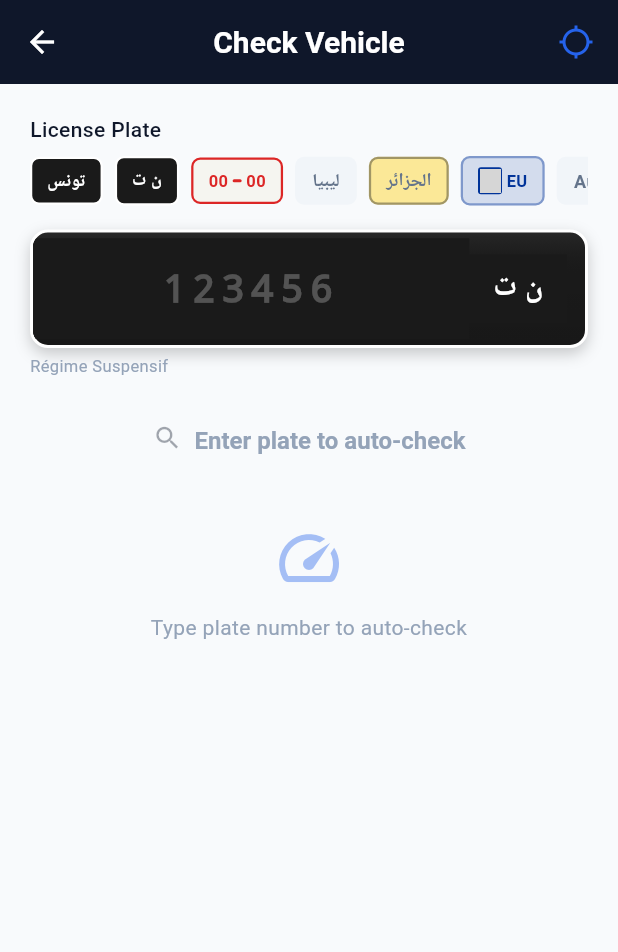
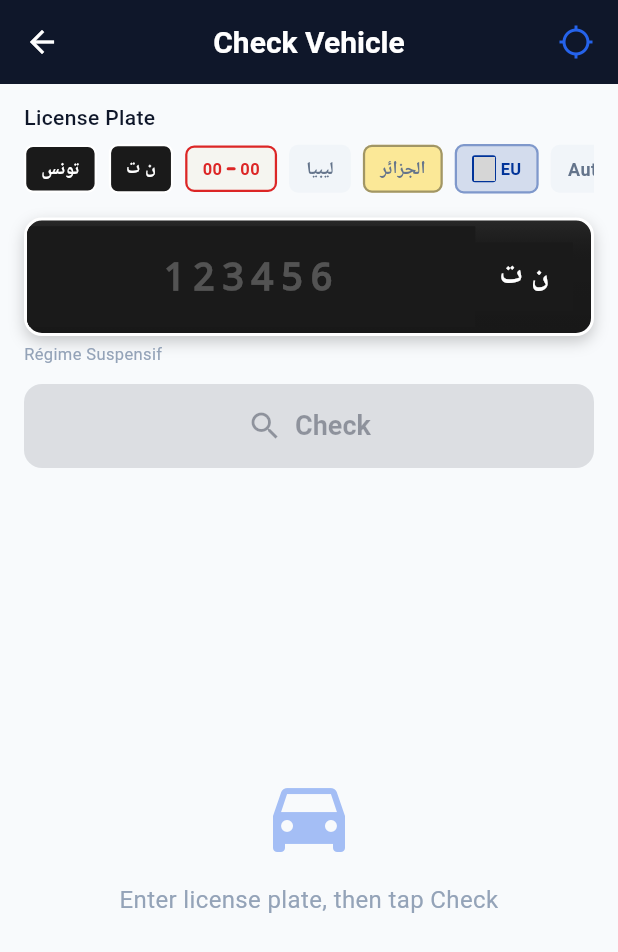
Before and after one commit to benayed0/parkup_agent, a Flutter app: the CheckVehiclePage screen opened by its route, after a tap on "ن ت", on a phone screen of 412 x 824 dp. Shown: the top 952 px of the screen. Run offline on Flutter 3.47's test engine with Material 3 defaults, Android fonts, the light colour scheme and no system bars; our stand-ins replace dio, flutter_map, geolocator, latlong2, shared_preferences; accounts and stored records are empty; grey boxes are pictures that could not be loaded.

Commit message:
Enhance location service and UI responsiveness; add login check and improve status badge

```diff
--- a/lib/core/services/location_service.dart
+++ b/lib/core/services/location_service.dart
@@ -74,7 +74,7 @@ class LocationService {
       final position = await Geolocator.getCurrentPosition(
         locationSettings: LocationSettings(
           accuracy: highAccuracy ? LocationAccuracy.high : LocationAccuracy.low,
-          timeLimit: const Duration(seconds: 5),
+          timeLimit: const Duration(seconds: 15),
         ),
       );
 
@@ -84,7 +84,21 @@ class LocationService {
       );
       _lastUpdate = DateTime.now();
     } catch (e) {
-      // Silent fail - keep using cached position
+      // Try to get last known position as fallback
+      if (_cachedPosition == null) {
+        try {
+          final lastKnown = await Geolocator.getLastKnownPosition();
+          if (lastKnown != null) {
+            _cachedPosition = models.Position(
+              longitude: lastKnown.longitude,
+              latitude: lastKnown.latitude,
+            );
+            _lastUpdate = DateTime.now();
+          }
+        } catch (_) {
+          // Ignore
+        }
+      }
     }
   }
 
--- a/lib/features/check_vehicle/presentation/pages/check_vehicle_page.dart
+++ b/lib/features/check_vehicle/presentation/pages/check_vehicle_page.dart
@@ -38,14 +38,18 @@ class _CheckVehiclePageState extends State<CheckVehiclePage> {
     super.dispose();
   }
 
-  void _initLocation() {
+  void _initLocation() async {
     _position = locationService.cachedPosition;
-    if (_position == null) {
-      locationService.getCurrentPosition().then((pos) {
+    if (_position != null) return;
+
+    // Try to get position, retry a few times in background
+    for (int i = 0; i < 5 && mounted && _position == null; i++) {
+      final pos = await locationService.getCurrentPosition();
       if (mounted && pos != null) {
         setState(() => _position = pos);
+        break;
       }
-      });
+      if (i < 4) await Future.delayed(const Duration(seconds: 2));
     }
   }
 
@@ -164,18 +168,38 @@ class _CheckVehiclePageState extends State<CheckVehiclePage> {
   }
 
   Future<void> _handleCreateTicket(TicketReason reason) async {
+    // Try to get position if not available
     if (_position == null) {
       ScaffoldMessenger.of(context).showSnackBar(
         const SnackBar(
-          content: Text('Waiting for GPS location...'),
+          content: Text('Getting GPS location...'),
           backgroundColor: AppColors.warning,
+          duration: Duration(seconds: 2),
         ),
       );
+
+      // Try to get position with retries
+      for (int i = 0; i < 3 && _position == null; i++) {
         final pos = await locationService.refreshPosition();
         if (pos != null && mounted) {
           setState(() => _position = pos);
+          break;
+        }
+        if (i < 2) await Future.delayed(const Duration(seconds: 1));
+      }
+
+      // If still no position, show error and abort
+      if (_position == null) {
+        if (mounted) {
+          ScaffoldMessenger.of(context).showSnackBar(
+            const SnackBar(
+              content: Text('Cannot get GPS location. Please try again.'),
+              backgroundColor: AppColors.error,
+            ),
+          );
         }
         return;
+      }
     }
 
     setState(() => _isCreatingTicket = true);
@@ -258,8 +282,8 @@ class _CheckVehiclePageState extends State<CheckVehiclePage> {
         ],
       ),
       body: SafeArea(
-        child: SingleChildScrollView(
-          padding: const EdgeInsets.all(20),
+        child: Padding(
+          padding: const EdgeInsets.symmetric(horizontal: 16, vertical: 12),
           child: Column(
             crossAxisAlignment: CrossAxisAlignment.stretch,
             children: [
@@ -271,52 +295,69 @@ class _CheckVehiclePageState extends State<CheckVehiclePage> {
                 label: 'License Plate',
               ),
 
-              const SizedBox(height: 16),
+              const SizedBox(height: 12),
 
               // Loading indicator or Check button
               if (_isLoading)
                 const Padding(
-                  padding: EdgeInsets.symmetric(vertical: 12),
+                  padding: EdgeInsets.symmetric(vertical: 16),
                   child: Center(
                     child: Row(
                       mainAxisSize: MainAxisSize.min,
                       children: [
                         SizedBox(
-                          width: 20,
-                          height: 20,
-                          child: CircularProgressIndicator(strokeWidth: 2),
+                          width: 32,
+                          height: 32,
+                          child: CircularProgressIndicator(strokeWidth: 3),
                         ),
-                        SizedBox(width: 12),
-                        Text('Checking...'),
+                        SizedBox(width: 16),
+                        Text(
+                          'Checking...',
+                          style: TextStyle(
+                            fontSize: 18,
+                            fontWeight: FontWeight.w500,
+                          ),
+                        ),
                       ],
                     ),
                   ),
                 )
               else if (_checkResult == null)
-                // Manual check button (fallback)
-                TextButton.icon(
+                // Manual check button - large and easy to tap
+                SizedBox(
+                  width: double.infinity,
+                  height: 56,
+                  child: ElevatedButton.icon(
                     onPressed: _isPlateValid ? _handleManualCheck : null,
-                  icon: const Icon(Icons.search, size: 20),
-                  label: Text(
-                    _isPlateValid ? 'Check Now' : 'Enter plate to auto-check',
+                    style: ElevatedButton.styleFrom(
+                      backgroundColor: _isPlateValid ? AppColors.primary : AppColors.surface,
+                      foregroundColor: _isPlateValid ? Colors.white : AppColors.textTertiary,
+                      shape: RoundedRectangleBorder(
+                        borderRadius: BorderRadius.circular(12),
+                      ),
+                    ),
+                    icon: const Icon(Icons.search, size: 24),
+                    label: const Text(
+                      'Check',
                       style: TextStyle(
-                      color: _isPlateValid
-                          ? AppColors.primary
-                          : AppColors.textTertiary,
+                        fontSize: 18,
+                        fontWeight: FontWeight.bold,
+                      ),
                     ),
                   ),
                 ),
 
               // Result display
               if (_checkResult != null) ...[
-                const SizedBox(height: 8),
+                const SizedBox(height: 12),
+
                 CheckResultCard(result: _checkResult!),
+
+                const Spacer(),
 
                 // Only show ticket buttons if vehicle has an issue (not valid)
                 if (_checkResult!.hasIssue) ...[
-                  const SizedBox(height: 24),
-
-                  // Ticket reason buttons - prominent for quick action
+                  // Ticket reason buttons - large and easy to tap
                   Row(
                     children: [
                       Expanded(
@@ -340,36 +381,50 @@ class _CheckVehiclePageState extends State<CheckVehiclePage> {
                       ),
                     ],
                   ),
+                  const SizedBox(height: 12),
                 ],
 
-                const SizedBox(height: 16),
-
-                // New search - quick reset
-                Center(
-                  child: TextButton.icon(
+                // New search button - large and prominent at bottom
+                SizedBox(
+                  width: double.infinity,
+                  height: 52,
+                  child: OutlinedButton.icon(
                     onPressed: _isCreatingTicket ? null : _clearAndReset,
-                    icon: const Icon(Icons.refresh, size: 18),
-                    label: const Text('New Search'),
+                    style: OutlinedButton.styleFrom(
+                      side: const BorderSide(color: AppColors.primary, width: 2),
+                      shape: RoundedRectangleBorder(
+                        borderRadius: BorderRadius.circular(12),
+                      ),
+                    ),
+                    icon: const Icon(Icons.refresh, size: 22),
+                    label: const Text(
+                      'New Search',
+                      style: TextStyle(
+                        fontSize: 16,
+                        fontWeight: FontWeight.bold,
+                      ),
+                    ),
                   ),
                 ),
               ],
 
               // Empty state hint
               if (_checkResult == null && !_isLoading) ...[
-                const SizedBox(height: 32),
+                const Spacer(),
                 Icon(
-                  Icons.speed,
-                  size: 48,
+                  Icons.directions_car,
+                  size: 64,
                   color: AppColors.secondary.withValues(alpha: 0.4),
                 ),
                 const SizedBox(height: 12),
                 Text(
-                  'Type plate number to auto-check',
-                  style: AppTextStyles.bodySmall.copyWith(
+                  'Enter license plate, then tap Check',
+                  style: AppTextStyles.body.copyWith(
                     color: AppColors.textTertiary,
                   ),
                   textAlign: TextAlign.center,
                 ),
+                const Spacer(),
               ],
             ],
           ),
@@ -379,7 +434,7 @@ class _CheckVehiclePageState extends State<CheckVehiclePage> {
   }
 }
 
-/// Reason button widget for ticket creation
+/// Reason button widget for ticket creation - compact but easy to tap
 class _ReasonButton extends StatelessWidget {
   final TicketReason reason;
   final IconData icon;
@@ -403,26 +458,28 @@ class _ReasonButton extends StatelessWidget {
         onTap: isLoading ? null : onPressed,
         borderRadius: BorderRadius.circular(12),
         child: Container(
-          padding: const EdgeInsets.all(16),
+          padding: const EdgeInsets.symmetric(vertical: 16, horizontal: 12),
           decoration: BoxDecoration(
             color: color.withValues(alpha: 0.1),
             borderRadius: BorderRadius.circular(12),
             border: Border.all(
-              color: color.withValues(alpha: 0.3),
+              color: color.withValues(alpha: 0.4),
               width: 2,
             ),
           ),
           child: Column(
+            mainAxisSize: MainAxisSize.min,
             children: [
               Icon(
                 icon,
-                size: 36,
+                size: 40,
                 color: color,
               ),
               const SizedBox(height: 8),
               Text(
                 reason.label,
-                style: AppTextStyles.body.copyWith(
+                style: const TextStyle(
+                  fontSize: 16,
                   fontWeight: FontWeight.bold,
                 ),
                 textAlign: TextAlign.center,
@@ -430,7 +487,9 @@ class _ReasonButton extends StatelessWidget {
               const SizedBox(height: 4),
               Text(
                 '\$${reason.fineAmount.toStringAsFixed(0)}',
-                style: AppTextStyles.h3.copyWith(
+                style: TextStyle(
+                  fontSize: 22,
+                  fontWeight: FontWeight.bold,
                   color: color,
                 ),
               ),
```
Also changed, not shown: lib/features/auth/presentation/pages/login_page.dart (+14 -0 lines), lib/features/check_vehicle/presentation/widgets/check_result_card.dart (+41 -80 lines), lib/shared/widgets/status_badge.dart (+8 -2 lines). Lines whose indentation alone changed are shown as unchanged.
